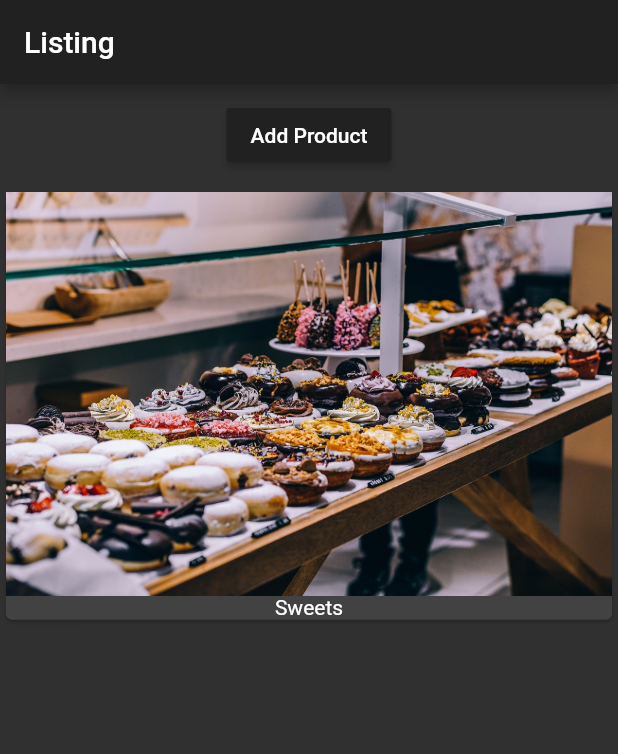
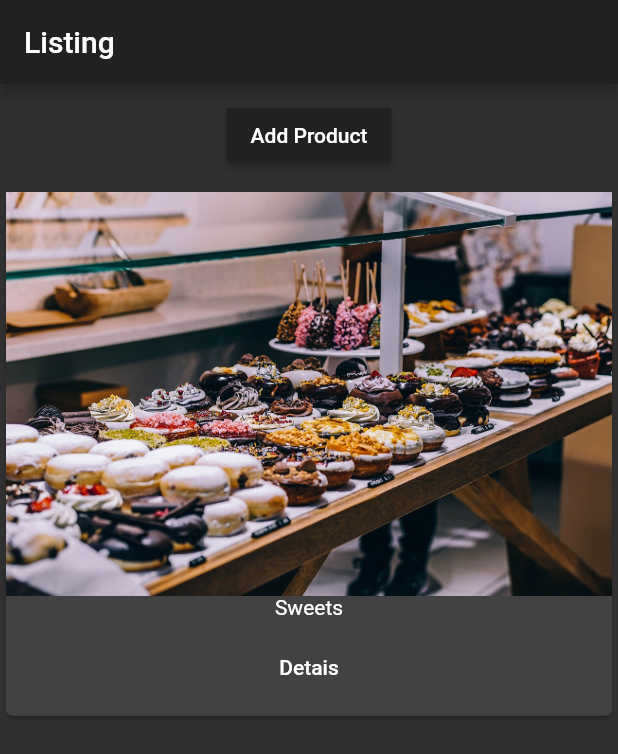
Before and after one commit to vijay0405/flutter_listing_codeAlong, a Flutter app: the screen it shows after launch, after a tap on "Add Product", on a phone screen of 412 x 824 dp. Shown: the top 754 px of the screen. Run offline on Flutter 3.47's test engine with Material 2 defaults, Android fonts, the phone set to English and light mode, and no system bars.

Commit message:
added product detail page with navigator

```diff
--- a/lib/products.dart
+++ b/lib/products.dart
@@ -1,7 +1,8 @@
 import 'package:flutter/material.dart';
 
+import './pages/product.dart';
+
 class Products extends StatelessWidget {
-
   final List<String> items;
 
   Products(this.items);
@@ -11,7 +12,20 @@ class Products extends StatelessWidget {
       child: Column(
         children: <Widget>[
           Image.asset('assets/food.jpg'),
-                    Text(items[index])
+          Text(items[index]),
+          ButtonBar(
+            alignment: MainAxisAlignment.center,
+            children: <Widget>[
+              FlatButton(
+                child: Text('Detais'),
+                onPressed: () {
+                  Navigator.push(context, MaterialPageRoute(builder: (BuildContext context) {
+                    return ProductDetailPage();
+                  }));
+                },
+              )
+            ],
+          )
         ],
       ),
     );
@@ -19,7 +33,7 @@ class Products extends StatelessWidget {
 
   Widget _buildProductList() {
     Widget productCard = Center(child: Text("No Products Found"));
-    if(items.length > 0){
+    if (items.length > 0) {
       productCard = ListView.builder(
         itemBuilder: _buildProductItem,
         itemCount: items.length,
```
Also changed, not shown: lib/pages/product.dart (added, +14 -0 lines). Lines whose indentation alone changed are shown as unchanged.
